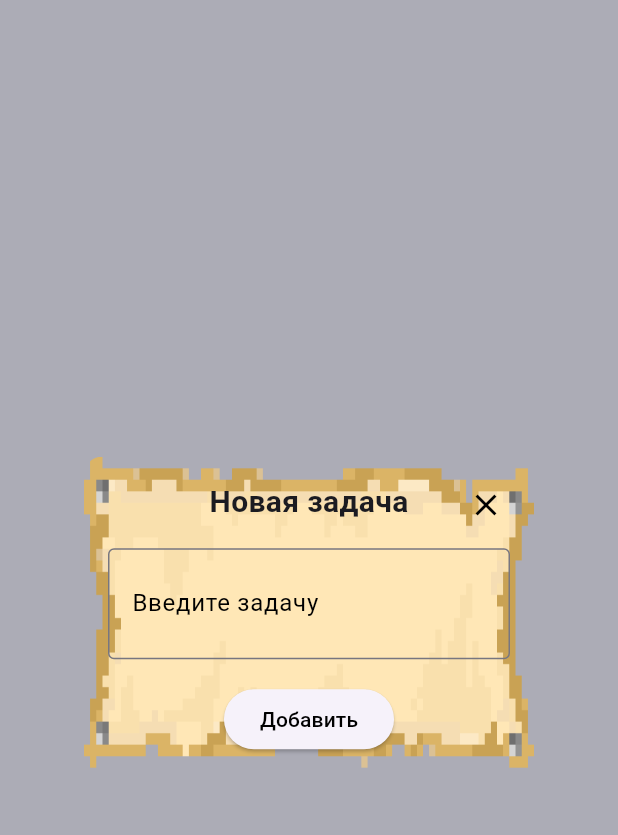
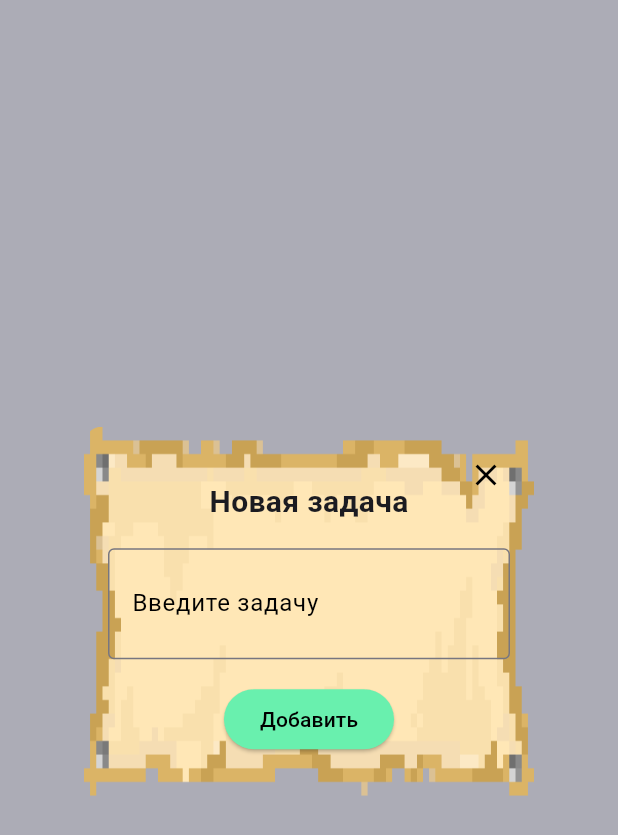
Before and after one commit to MeZeksan/pixel_todo, a Flutter app: the AddTaskDialog widget shown alone on an empty page, opened directly, on a phone screen of 412 x 824 dp. Shown: the top 835 px of the screen. Run offline on Flutter 3.47's test engine with Material 3 defaults, Android fonts, the phone set to English and light mode, and no system bars; our stand-ins replace get_it, hive_flutter; accounts and stored records are empty; Roboto replaces fonts that are missing (TeletactileRus).

Commit message:
Добавил sizedbox сверху снизу. Поменял цвет кнопки

```diff
--- a/lib/features/home/widgets/add_task_dialog.dart
+++ b/lib/features/home/widgets/add_task_dialog.dart
@@ -35,6 +35,9 @@ class AddTaskDialog extends StatelessWidget {
             child: Column(
               mainAxisSize: MainAxisSize.min,
               children: [
+                const SizedBox(
+                  height: 20,
+                ),
                 const Text(
                   "Новая задача",
                   style: TextStyle(
@@ -62,6 +65,9 @@ class AddTaskDialog extends StatelessWidget {
                 ),
                 const SizedBox(height: 16),
                 ElevatedButton(
+                  style: ElevatedButton.styleFrom(
+                    backgroundColor: Colors.greenAccent,
+                  ),
                   onPressed: () {
                     final newTask = taskController.text;
                     if (newTask.isNotEmpty) {
@@ -91,6 +97,9 @@ class AddTaskDialog extends StatelessWidget {
                     ),
                   ),
                 ),
+                const SizedBox(
+                  height: 20,
+                ),
               ],
             ),
           ),
```
